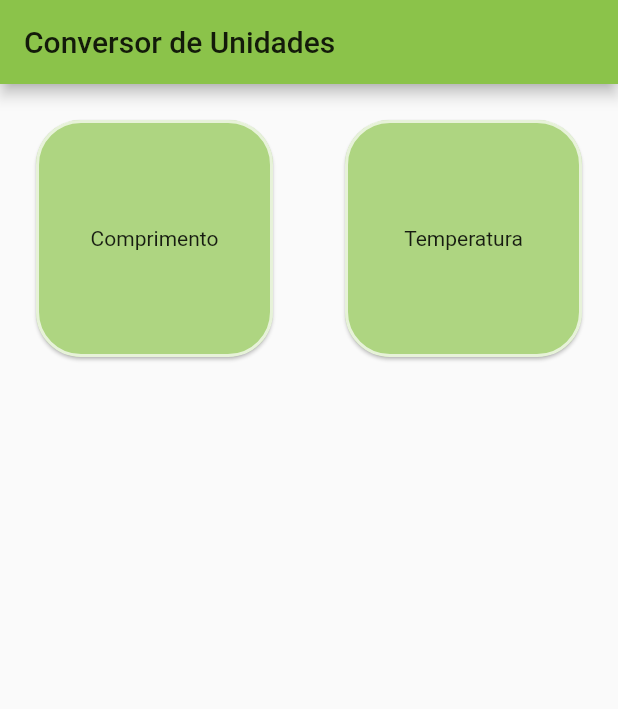
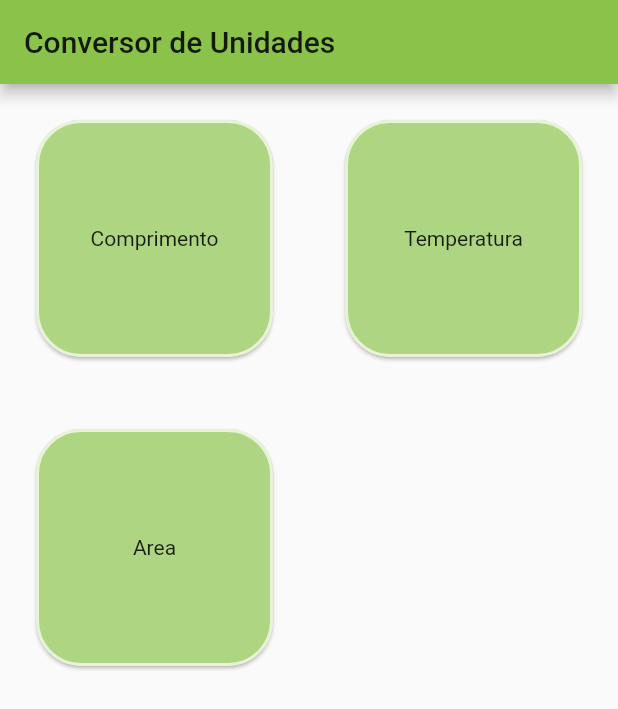
Before and after one commit to alex-cerlini/unit_converter, a Flutter app: the screen it shows after launch, on a phone screen of 412 x 824 dp. Shown: the top 709 px of the screen. Run offline on Flutter 3.47's test engine with Material 2 defaults, Android fonts, the phone set to English and light mode, and no system bars.

Commit message:
Add Card Area

```diff
--- a/lib/main.dart
+++ b/lib/main.dart
@@ -69,6 +69,22 @@ class _MyHomePageState extends State<MyHomePage> {
               ),
             ),
           ),
+          Padding(
+            padding: const EdgeInsets.all(20),
+            child: Card(
+              color: Colors.lightGreen[300],
+              shape: RoundedRectangleBorder(
+                side: BorderSide(
+                  color: Colors.white70,
+                  width: 2,
+                ),
+                borderRadius: BorderRadius.circular(30),
+              ),
+              child: Center(
+                child: Text("Area"),
+              ),
+            ),
+          ),
         ],
       ),
     );
```
